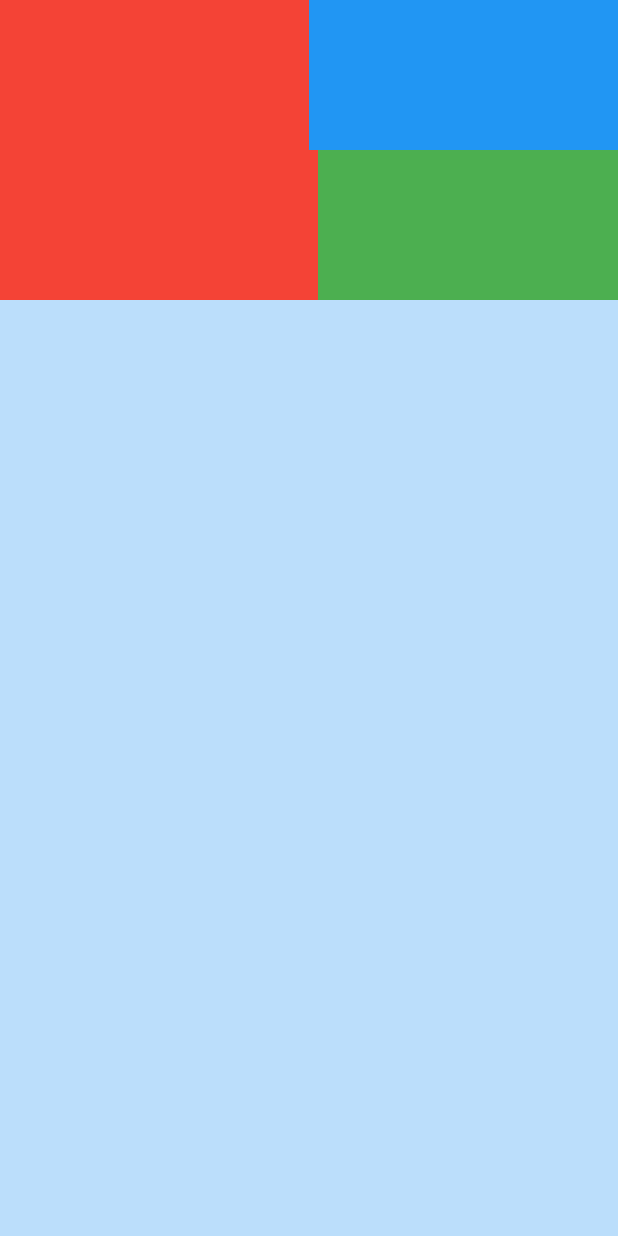
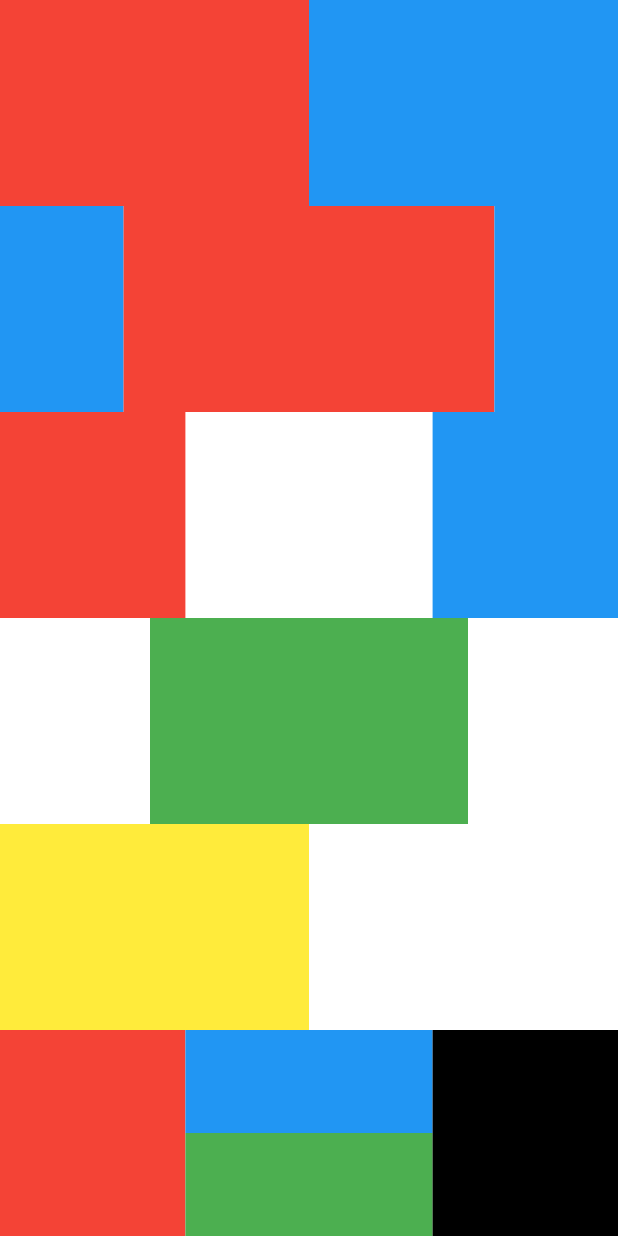
Before and after one commit to Thr93Satar/hiring_academy, a Flutter app: the screen it shows after launch, on a phone screen of 412 x 824 dp. Run offline on Flutter 3.47's test engine with Material 2 defaults, Android fonts, the phone set to English and light mode, and no system bars.

Commit message:
Organizing Shapes

```diff
--- a/lib/main.dart
+++ b/lib/main.dart
@@ -13,55 +13,171 @@ class MyApp extends StatelessWidget{
       home: SafeArea(
         child: Scaffold(
           body: Container(
-            color: Colors.blue.shade100,
+            color: Colors.white,
             child: Column(
               children: [
-                Row(
+                Expanded(
+                  child: Row( //row 1
                     children: [
                       Expanded(
                         child: Container(
-                      height: 100,
-                      width: 100,
                         decoration: const BoxDecoration(
                           color: Colors.red,
                         ),),
                       ),
                       Expanded(child: Container(
-                      height: 100,
-                      width: 100,
                         decoration: const BoxDecoration(
                           color: Colors.blue,
                         ),
                       ),)
                     ]
                   ),
-                Row(
+                ),
+                Expanded(
+                  child: Row( //row 2
+                      children: [
+                        Expanded(
+                          flex: 2,
+                          child: Container(
+                            decoration: const BoxDecoration(
+                              color: Colors.blue,
+                            ),),
+                        ),
+                        Expanded(
+                          flex: 6,
+                          child: Container(
+                            decoration: const BoxDecoration(
+                              color: Colors.red,
+                            ),
+                          ),
+                        ),
+                        Expanded(
+                          flex: 2,
+                          child: Container(
+                            decoration: const BoxDecoration(
+                              color: Colors.blue,
+                            ),
+                          ),
+                        ),
+                      ]
+                  ),
+                ),
+                Expanded(
+                  child: Row ( //row 3
+                      children: [
+                        Expanded(
+                          flex: 3,
+                          child: Container(
+                            decoration: const BoxDecoration(
+                              color: Colors.red,
+                            ),),
+                        ),
+                        const Spacer(
+                          flex: 4,
+                        ),
+                        Expanded(
+                          flex: 3,
+                          child: Container(
+                            decoration: const BoxDecoration(
+                              color: Colors.blue,
+                            ),
+                          ),
+                        ),
+                      ]
+                  ),
+                ),
+                Expanded(
+                  child: Row ( //row 4
                       children: [
                         Expanded(
                           flex: 5,
                           child: Container(
-                          height: 100,
-                          width: 100,
-                          decoration: const BoxDecoration(
-                            color: Colors.red,
-                          ),),
-                      ),
-                      Container(
-                        height: 100,
-                        width: 100,
+                            margin: const EdgeInsets.symmetric(horizontal: 100),
                             decoration: const BoxDecoration(
                               color: Colors.green,
                             ),
                           ),
-                      Container(
-                        height: 100,
-                        width: 100,
+                        ),
+                      ]
+                  ),
+                ),
+                Expanded(
+                  child: Row (//row 5
+                      children: [
+                        Expanded(
+                          flex: 5,
+                          child: Container(
+                            decoration: const BoxDecoration(
+                              color: Colors.yellow,
+                            ),
+                          ),
+                        ),
+                        const Expanded(
+                          flex: 5,
+                          child: SizedBox(
+                          ),
+                        ),
+                      ]
+                  ),
+                ),
+                Expanded(
+                  child: Row ( //row 6
+                    children: [
+                    Expanded(
+                      flex: 3,
+                      child: Container(
+                        decoration: const BoxDecoration(
+                          color: Colors.red,
+                        ),
+                      ),
+                    ),
+                    Expanded(
+                      flex: 4,
+                        child: Column(
+                          children: [
+                            Expanded(
+                              child: Row(
+                                crossAxisAlignment: CrossAxisAlignment.start,
+                                children: [
+                                  Expanded(
+                                    flex: 4,
+                                    child: Container(
+                                      decoration: const BoxDecoration(
+                                        color: Colors.blue,
+                                      ),
+                                    ),
+                                  )
+                                ],
+                              ),
+                            ),
+                            Expanded(
+                              child: Row (
+                                children: [
+                                  Expanded(
+                                    flex: 4,
+                                    child: Container(
                                       decoration: const BoxDecoration(
                                         color: Colors.green,
                                       ),
                                     ),
+                                  )
+                                ],
+                              ),
+                            )
+                          ],
+
+                        )),
+                    Expanded(
+                      flex: 3,
+                      child: Container(
+                        decoration: const BoxDecoration(
+                          color: Colors.black,
+                        ),
+                      ),
+                    ),
                     ]
                   ),
+                )
             ]
         ),
       ),
```
Also changed, not shown: lib/test 3.dart (added). Lines whose indentation alone changed are shown as unchanged.
